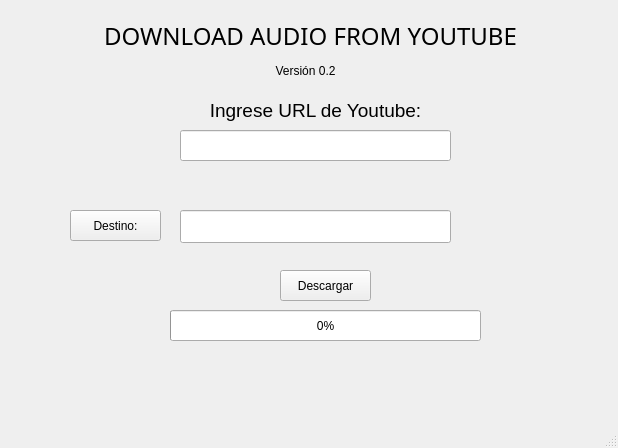
Above: audio.ui from erickcasita/DownloadAudioFromYoutube before the change. Below: the same form after it.
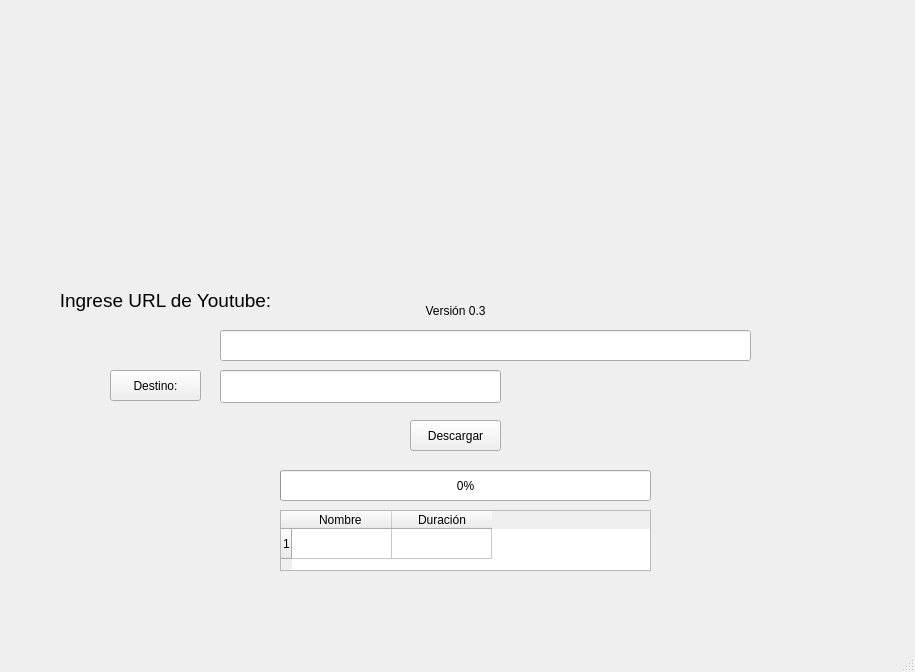
That is the form after the change. Icons and pictures are not drawn.

Commit message: Archivo de GUI versión 0.3 para el QTDesigner

```diff
--- a/audio.ui
+++ b/audio.ui
@@ -6,47 +6,25 @@
    <rect>
     <x>0</x>
     <y>0</y>
-    <width>618</width>
-    <height>448</height>
+    <width>915</width>
+    <height>672</height>
    </rect>
   </property>
   <property name="windowTitle">
    <string>Download Audio From Youtube</string>
   </property>
   <widget class="QWidget" name="centralwidget">
-   <widget class="QLabel" name="lbl_titulo">
-    <property name="geometry">
-     <rect>
-      <x>90</x>
-      <y>0</y>
-      <width>441</width>
-      <height>71</height>
-     </rect>
-    </property>
-    <property name="font">
-     <font>
-      <family>MV Boli</family>
-      <pointsize>18</pointsize>
-     </font>
-    </property>
-    <property name="text">
-     <string>DOWNLOAD AUDIO FROM YOUTUBE</string>
-    </property>
-    <property name="alignment">
-     <set>Qt::AlignCenter</set>
-    </property>
-   </widget>
    <widget class="QLabel" name="lbl_version">
     <property name="geometry">
      <rect>
-      <x>260</x>
-      <y>60</y>
+      <x>410</x>
+      <y>300</y>
       <width>91</width>
       <height>21</height>
      </rect>
     </property>
     <property name="text">
-     <string>Versión 0.2</string>
+     <string>Versión 0.3</string>
     </property>
     <property name="alignment">
      <set>Qt::AlignCenter</set>
@@ -55,8 +33,8 @@
    <widget class="QLabel" name="lbl_url">
     <property name="geometry">
      <rect>
-      <x>190</x>
-      <y>100</y>
+      <x>40</x>
+      <y>290</y>
       <width>251</width>
       <height>21</height>
      </rect>
@@ -76,9 +54,9 @@
    <widget class="QLineEdit" name="txt_url">
     <property name="geometry">
      <rect>
-      <x>180</x>
-      <y>130</y>
-      <width>271</width>
+      <x>220</x>
+      <y>330</y>
+      <width>531</width>
       <height>31</height>
      </rect>
     </property>
@@ -86,8 +64,8 @@
    <widget class="QPushButton" name="btn_descargar">
     <property name="geometry">
      <rect>
-      <x>280</x>
-      <y>270</y>
+      <x>410</x>
+      <y>420</y>
       <width>91</width>
       <height>31</height>
      </rect>
@@ -99,9 +77,9 @@
    <widget class="QProgressBar" name="progressBar">
     <property name="geometry">
      <rect>
-      <x>170</x>
-      <y>310</y>
-      <width>311</width>
+      <x>280</x>
+      <y>470</y>
+      <width>371</width>
       <height>31</height>
      </rect>
     </property>
@@ -115,8 +93,8 @@
    <widget class="QLabel" name="lbl_status">
     <property name="geometry">
      <rect>
-      <x>240</x>
-      <y>360</y>
+      <x>370</x>
+      <y>570</y>
       <width>171</width>
       <height>41</height>
      </rect>
@@ -136,8 +114,8 @@
    <widget class="QPushButton" name="btn_destino">
     <property name="geometry">
      <rect>
-      <x>70</x>
-      <y>210</y>
+      <x>110</x>
+      <y>370</y>
       <width>91</width>
       <height>31</height>
      </rect>
@@ -149,13 +127,76 @@
    <widget class="QLineEdit" name="txt_ruta">
     <property name="geometry">
      <rect>
-      <x>180</x>
-      <y>210</y>
-      <width>271</width>
+      <x>220</x>
+      <y>370</y>
+      <width>281</width>
       <height>33</height>
      </rect>
     </property>
    </widget>
+   <widget class="QLabel" name="lbl_titulo">
+    <property name="geometry">
+     <rect>
+      <x>40</x>
+      <y>0</y>
+      <width>831</width>
+      <height>311</height>
+     </rect>
+    </property>
+    <property name="text">
+     <string/>
+    </property>
+    <property name="pixmap">
+     <pixmap resource="includes/logo_cabeza.qrc">:/logo_cabeza/logosoftware.png</pixmap>
+    </property>
+   </widget>
+   <widget class="QTableWidget" name="tableWidget">
+    <property name="geometry">
+     <rect>
+      <x>280</x>
+      <y>510</y>
+      <width>371</width>
+      <height>61</height>
+     </rect>
+    </property>
+    <property name="sizePolicy">
+     <sizepolicy hsizetype="Expanding" vsizetype="Expanding">
+      <horstretch>0</horstretch>
+      <verstretch>0</verstretch>
+     </sizepolicy>
+    </property>
+    <property name="autoScroll">
+     <bool>true</bool>
+    </property>
+    <property name="horizontalScrollMode">
+     <enum>QAbstractItemView::ScrollPerItem</enum>
+    </property>
+    <row>
+     <property name="text">
+      <string>1</string>
+     </property>
+    </row>
+    <column>
+     <property name="text">
+      <string>Nombre </string>
+     </property>
+    </column>
+    <column>
+     <property name="text">
+      <string>Duración</string>
+     </property>
+    </column>
+   </widget>
+   <zorder>lbl_titulo</zorder>
+   <zorder>lbl_version</zorder>
+   <zorder>lbl_url</zorder>
+   <zorder>txt_url</zorder>
+   <zorder>btn_descargar</zorder>
+   <zorder>lbl_status</zorder>
+   <zorder>btn_destino</zorder>
+   <zorder>txt_ruta</zorder>
+   <zorder>progressBar</zorder>
+   <zorder>tableWidget</zorder>
   </widget>
   <widget class="QMenuBar" name="menubar">
    <property name="geometry">
```
Left out of the diff: 6 changed lines with no effect on the pictures.
